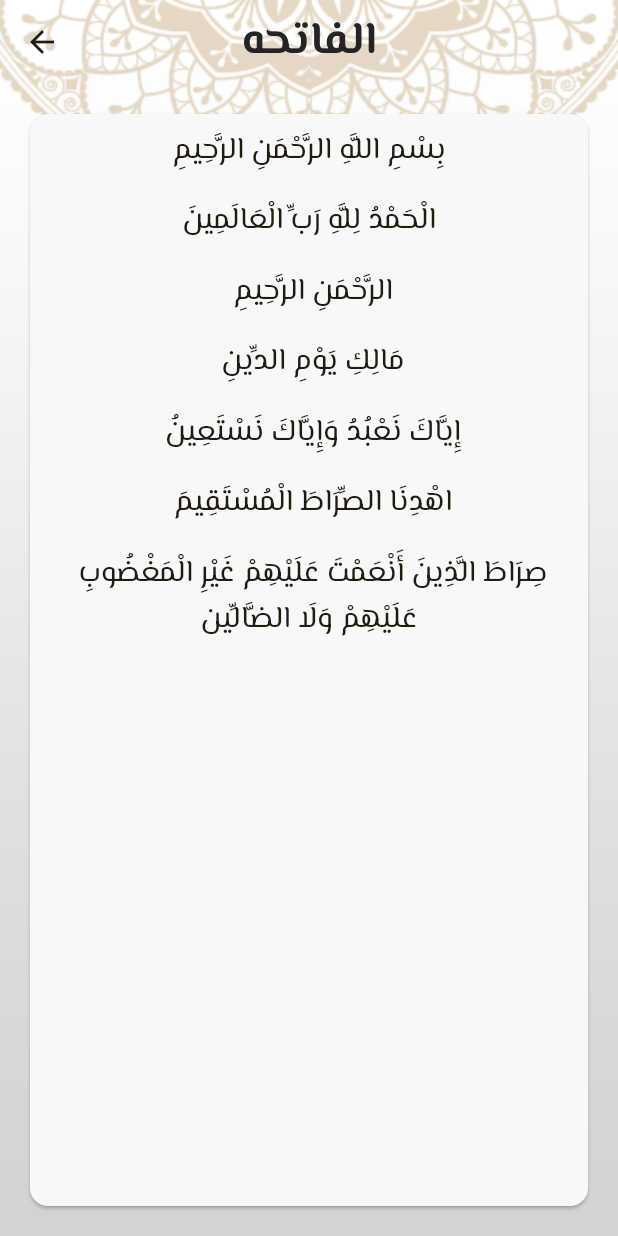
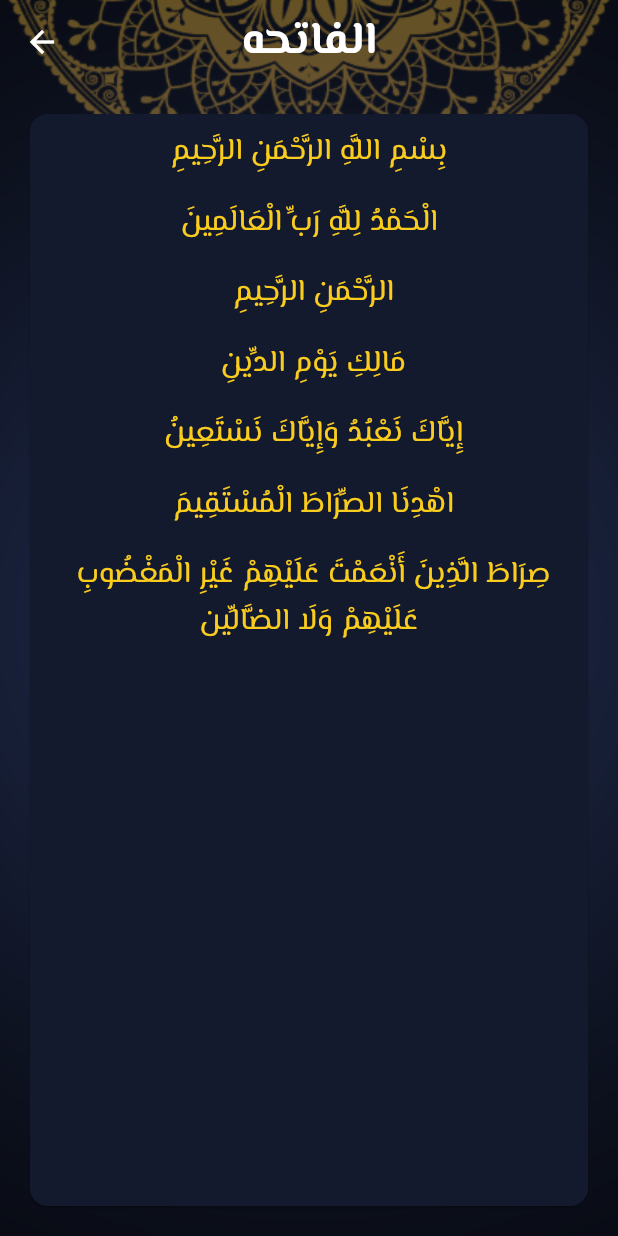
Before and after one commit to ali-fadlallah/IslamiApp, a Flutter app: the screen it shows after launch, after a tap on "الفاتحه", on a phone screen of 412 x 824 dp. Run offline on Flutter 3.47's test engine with Material 3 defaults, Android fonts, the phone set to English and light mode, and no system bars; our stand-ins replace google_fonts, vibration.

Commit message:
feat:  apply theme

```diff
--- a/lib/home_screen/HomeScreen.dart
+++ b/lib/home_screen/HomeScreen.dart
@@ -1,4 +1,5 @@
 import 'package:flutter/material.dart';
+import 'package:islami/tabs/settings_tab/Theme/MyTheme.dart';
 
 import '../tabs/hadeh_tab/HadehTab.dart';
 import '../tabs/quran_tab/QuranTab.dart';
@@ -33,7 +34,7 @@ class _HomeScreenState extends State<HomeScreen> {
       height: double.infinity,
       decoration: BoxDecoration(
         image: DecorationImage(
-          image: AssetImage('assets/images/main_bg.png'),
+          image: AssetImage(MyThemeData.getBackgroundImage()),
           fit: BoxFit.fill,
         ),
       ),
@@ -41,6 +42,7 @@ class _HomeScreenState extends State<HomeScreen> {
         appBar: AppBar(
           title: Text(
             'Islami',
+            style: Theme.of(context).textTheme.titleLarge,
           ),
         ),
         bottomNavigationBar: BottomNavigationBar(
--- a/lib/main.dart
+++ b/lib/main.dart
@@ -1,9 +1,9 @@
 import 'package:flutter/material.dart';
-import 'package:google_fonts/google_fonts.dart';
 import 'package:islami/home_screen/HomeScreen.dart';
 import 'package:islami/splash_screen/SplashScreen.dart';
 import 'package:islami/tabs/hadeh_tab/hadeh_details.dart';
 import 'package:islami/tabs/quran_tab/sura_details.dart';
+import 'package:islami/tabs/settings_tab/Theme/MyTheme.dart';
 
 void main() {
   runApp(MyApplication());
@@ -15,33 +15,9 @@ class MyApplication extends StatelessWidget {
   @override
   Widget build(BuildContext context) {
     return MaterialApp(
-      theme: ThemeData(
-        colorScheme: ColorScheme.fromSeed(
-          seedColor: Color(0xFFB7935F),
-          primary: Color(0xFFB7935F),
-          secondary: Color(0xFF242424),
-        ),
-        scaffoldBackgroundColor: Colors.transparent,
-        bottomNavigationBarTheme: BottomNavigationBarThemeData(
-          showUnselectedLabels: false,
-          backgroundColor: Color(0xFFB7935F),
-          type: BottomNavigationBarType.fixed,
-          selectedItemColor: Colors.black,
-          unselectedItemColor: Colors.white,
-        ),
-        appBarTheme: AppBarTheme(
-          backgroundColor: Colors.transparent,
-          centerTitle: true,
-          titleTextStyle: TextStyle(
-            fontFamily: GoogleFonts.elMessiri().fontFamily,
-            color: Color(0xFF242424),
-            fontSize: 30,
-            fontWeight: FontWeight.w700,
-          ),
-        ),
-        cardTheme: CardTheme(
-            color: Color(0xFFF8F8F8), surfaceTintColor: Colors.transparent),
-      ),
+      theme: MyThemeData.lightTheme,
+      darkTheme: MyThemeData.darkTheme,
+      themeMode: ThemeMode.dark,
       debugShowCheckedModeBanner: false,
       initialRoute: SplashScreen.routeName,
       routes: {
--- a/lib/splash_screen/SplashScreen.dart
+++ b/lib/splash_screen/SplashScreen.dart
@@ -1,17 +1,18 @@
 import 'package:flutter/material.dart';
 import 'package:islami/home_screen/HomeScreen.dart';
+import 'package:islami/tabs/settings_tab/Theme/MyTheme.dart';
 
 class SplashScreen extends StatelessWidget {
   static const String routeName = 'SplashScreen';
 
   @override
   Widget build(BuildContext context) {
-    Future.delayed(Duration(seconds: 2), () {
+    Future.delayed(const Duration(seconds: 2), () {
       Navigator.pushReplacementNamed(context, HomeScreen.routeName);
     });
     return Scaffold(
       body: Image.asset(
-        'assets/images/splash.png',
+        MyThemeData.getSplashImage(),
         width: double.infinity,
         height: double.infinity,
         fit: BoxFit.fill,
--- a/lib/tabs/hadeh_tab/HadehTab.dart
+++ b/lib/tabs/hadeh_tab/HadehTab.dart
@@ -21,30 +21,24 @@ class _HadehTabState extends State<HadehTab> {
       children: [
         Image.asset(
           'assets/images/hadeh_logo.png',
+          width: 250,
         ),
         Container(
           height: 3,
           margin: EdgeInsets.only(top: 10),
-          color: Color(0xFFB7935F),
+          color: Theme.of(context).colorScheme.secondary,
         ),
-        Text(
-          'Hadeh',
-          style: TextStyle(
-              fontSize: Theme.of(context).appBarTheme.titleTextStyle?.fontSize,
-              fontFamily:
-                  Theme.of(context).appBarTheme.titleTextStyle?.fontFamily),
-        ),
+        Text('Hadeh', style: Theme.of(context).textTheme.titleLarge),
         Container(
           height: 3,
-          color: Color(0xFFB7935F),
+          color: Theme.of(context).colorScheme.secondary,
         ),
         Expanded(
           child: ListView.separated(
             separatorBuilder: (context, index) {
               return Container(
                 height: 2,
-                color:
-                    Theme.of(context).bottomNavigationBarTheme.backgroundColor,
+                color: Theme.of(context).colorScheme.secondary,
                 margin: EdgeInsets.symmetric(horizontal: 50),
               );
             },
--- a/lib/tabs/hadeh_tab/HadehWidget.dart
+++ b/lib/tabs/hadeh_tab/HadehWidget.dart
@@ -23,8 +23,7 @@ class HadehWidget extends StatelessWidget {
         child: Text(
           textAlign: TextAlign.center,
           HadehName,
-          style: TextStyle(
-              color: Theme.of(context).colorScheme.secondary, fontSize: 25),
+          style: Theme.of(context).textTheme.titleSmall,
         ),
       ),
     );
--- a/lib/tabs/hadeh_tab/hadeh_details.dart
+++ b/lib/tabs/hadeh_tab/hadeh_details.dart
@@ -1,5 +1,6 @@
 import 'package:flutter/material.dart';
 import 'package:islami/tabs/hadeh_tab/HadethModel.dart';
+import 'package:islami/tabs/settings_tab/Theme/MyTheme.dart';
 
 class HadehDetails extends StatefulWidget {
   static const String routeName = 'hadeh_details';
@@ -18,7 +19,7 @@ class _HadehDetailsState extends State<HadehDetails> {
       height: double.infinity,
       decoration: BoxDecoration(
         image: DecorationImage(
-          image: AssetImage('assets/images/main_bg.png'),
+          image: AssetImage(MyThemeData.getBackgroundImage()),
           fit: BoxFit.fill,
         ),
       ),
@@ -33,11 +34,16 @@ class _HadehDetailsState extends State<HadehDetails> {
             child: Card(
               margin: EdgeInsets.all(20),
               child: Container(
-                  height: double.infinity,
-                  padding: EdgeInsets.all(20),
-                  child: SingleChildScrollView(
-                      child:
-                          Text(textAlign: TextAlign.right, '${arg.content}'))),
+                height: double.infinity,
+                padding: EdgeInsets.all(20),
+                child: SingleChildScrollView(
+                  child: Text(
+                    textAlign: TextAlign.right,
+                    '${arg.content}',
+                    style: Theme.of(context).textTheme.bodyMedium,
+                  ),
+                ),
+              ),
             ),
           ),
         ),
--- a/lib/tabs/quran_tab/QuranTab.dart
+++ b/lib/tabs/quran_tab/QuranTab.dart
@@ -131,26 +131,22 @@ class QuranTab extends StatelessWidget {
         Container(
           height: 3,
           margin: EdgeInsets.only(top: 10),
-          color: Color(0xFFB7935F),
+          color: Theme.of(context).colorScheme.secondary,
         ),
         Text(
           'Sura Name',
-          style: TextStyle(
-              fontSize: Theme.of(context).appBarTheme.titleTextStyle?.fontSize,
-              fontFamily:
-                  Theme.of(context).appBarTheme.titleTextStyle?.fontFamily),
+          style: Theme.of(context).textTheme.titleLarge,
         ),
         Container(
           height: 3,
-          color: Color(0xFFB7935F),
+          color: Theme.of(context).colorScheme.secondary,
         ),
         Expanded(
           child: ListView.separated(
             separatorBuilder: (context, index) {
               return Container(
                 height: 2,
-                color:
-                    Theme.of(context).bottomNavigationBarTheme.backgroundColor,
+                color: Theme.of(context).colorScheme.secondary,
                 margin: EdgeInsets.symmetric(horizontal: 50),
               );
             },
--- a/lib/tabs/quran_tab/suraItem.dart
+++ b/lib/tabs/quran_tab/suraItem.dart
@@ -12,7 +12,7 @@ class SuraItem extends StatelessWidget {
       child: Text(
         suraText,
         textAlign: TextAlign.center,
-        style: TextStyle(fontSize: 20),
+        style: Theme.of(context).textTheme.bodyMedium,
       ),
     );
   }
--- a/lib/tabs/quran_tab/suraWidget.dart
+++ b/lib/tabs/quran_tab/suraWidget.dart
@@ -20,8 +20,7 @@ class SuraWidget extends StatelessWidget {
         child: Text(
           textAlign: TextAlign.center,
           suraName,
-          style: TextStyle(
-              color: Theme.of(context).colorScheme.secondary, fontSize: 25),
+          style: Theme.of(context).textTheme.titleSmall,
         ),
       ),
     );
--- a/lib/tabs/quran_tab/sura_details.dart
+++ b/lib/tabs/quran_tab/sura_details.dart
@@ -2,6 +2,7 @@ import 'package:flutter/material.dart';
 import 'package:flutter/services.dart';
 import 'package:islami/tabs/quran_tab/SuraModel.dart';
 import 'package:islami/tabs/quran_tab/suraItem.dart';
+import 'package:islami/tabs/settings_tab/Theme/MyTheme.dart';
 
 class SuraDetails extends StatefulWidget {
   static const String routeName = 'sura_details';
@@ -26,7 +27,7 @@ class _SuraDetailsState extends State<SuraDetails> {
       height: double.infinity,
       decoration: BoxDecoration(
         image: DecorationImage(
-          image: AssetImage('assets/images/main_bg.png'),
+          image: AssetImage(MyThemeData.getBackgroundImage()),
           fit: BoxFit.fill,
         ),
       ),
--- a/lib/tabs/radio_tab/RadioTab.dart
+++ b/lib/tabs/radio_tab/RadioTab.dart
@@ -1,5 +1,4 @@
 import 'package:flutter/material.dart';
-import 'package:google_fonts/google_fonts.dart';
 
 class RadioTab extends StatelessWidget {
   const RadioTab({super.key});
@@ -13,10 +12,7 @@ class RadioTab extends StatelessWidget {
           Image.asset('assets/images/img_radio.png'),
           Text(
             'إذاعة القرآن الكريم',
-            style: TextStyle(
-                fontFamily: GoogleFonts.elMessiri().fontFamily,
-                fontSize: 25,
-                fontWeight: FontWeight.w400),
+            style: Theme.of(context).textTheme.titleLarge,
           ),
           SizedBox(
             height: 20,
--- a/lib/tabs/sebha_tab/SebhaTab.dart
+++ b/lib/tabs/sebha_tab/SebhaTab.dart
@@ -1,5 +1,4 @@
 import 'package:flutter/material.dart';
-import 'package:google_fonts/google_fonts.dart';
 import 'package:vibration/vibration.dart';
 
 class SebhaTab extends StatefulWidget {
@@ -66,9 +65,7 @@ class _SebhaTabState extends State<SebhaTab> {
           ),
           Text(
             'عدد التسبيحات',
-            style: TextStyle(
-                fontSize: 25, fontFamily: GoogleFonts.elMessiri().fontFamily),
-          ),
+            style: Theme.of(context).textTheme.titleLarge),
           Container(
             margin: EdgeInsets.symmetric(vertical: 10),
             decoration: BoxDecoration(
@@ -78,25 +75,20 @@ class _SebhaTabState extends State<SebhaTab> {
             padding: EdgeInsets.all(20),
             child: Text(
               '$counter',
-              style: TextStyle(
-                  fontSize: 25, fontFamily: GoogleFonts.inter().fontFamily),
+              style: Theme.of(context).textTheme.titleLarge,
             ),
           ),
           Visibility(
             visible: tasbehVisiable,
             child: Container(
               decoration: BoxDecoration(
-                color: Theme.of(context).colorScheme.primary,
+                color: Theme.of(context).colorScheme.secondary,
                 borderRadius: BorderRadius.circular(50),
               ),
               padding: EdgeInsets.symmetric(horizontal: 25, vertical: 5),
               child: Text(
                 listOfAzkar[index],
-                style: TextStyle(
-                    color: Colors.white,
-                    fontSize: 25,
-                    fontFamily: GoogleFonts.inter().fontFamily),
-              ),
+                  style: Theme.of(context).textTheme.titleLarge),
             ),
           ),
         ],
--- /dev/null
+++ b/lib/tabs/settings_tab/Theme/MyTheme.dart
@@ -0,0 +1,119 @@
+import 'package:flutter/material.dart';
+import 'package:google_fonts/google_fonts.dart';
+
+class MyThemeData {
+  static bool isDarkEnabled = true;
+
+  static const Color primaryLight = Color(0xFFB7935F);
+
+  static const Color primaryDark = Color(0xFF141A2E);
+
+  static const Color secondaryLight = Color(0xFF242424);
+
+  static const Color secondaryDark = Color(0xFFFACC1D);
+
+  static final ThemeData lightTheme = ThemeData(
+    colorScheme: ColorScheme.fromSeed(
+        seedColor: primaryLight,
+        primary: primaryLight,
+        secondary: secondaryLight),
+    scaffoldBackgroundColor: Colors.transparent,
+    bottomNavigationBarTheme: BottomNavigationBarThemeData(
+      showUnselectedLabels: false,
+      backgroundColor: primaryLight,
+      type: BottomNavigationBarType.fixed,
+      selectedItemColor: Colors.black,
+      unselectedItemColor: Colors.white,
+    ),
+    appBarTheme: AppBarTheme(
+      backgroundColor: Colors.transparent,
+      centerTitle: true,
+      iconTheme: IconThemeData(color: Colors.black),
+      titleTextStyle: TextStyle(
+        fontFamily: GoogleFonts.elMessiri().fontFamily,
+        color: Color(0xFF242424),
+        fontSize: 30,
+        fontWeight: FontWeight.w700,
+      ),
+    ),
+    cardTheme:
+        CardTheme(color: primaryLight, surfaceTintColor: Colors.transparent),
+    textTheme: TextTheme(
+      titleLarge: TextStyle(
+          fontSize: 25,
+          color: Colors.black,
+          fontWeight: FontWeight.w700,
+          fontFamily: GoogleFonts.elMessiri().fontFamily),
+      titleMedium: TextStyle(
+          fontSize: 25,
+          color: Colors.black,
+          fontWeight: FontWeight.w400,
+          fontFamily: GoogleFonts.inter().fontFamily),
+      bodyMedium: TextStyle(
+          fontSize: 20,
+          color: Colors.black,
+          fontWeight: FontWeight.w400,
+          fontFamily: GoogleFonts.inter().fontFamily),
+    ),
+  );
+
+  static final ThemeData darkTheme = ThemeData(
+    colorScheme: ColorScheme.fromSeed(
+        seedColor: primaryDark, primary: primaryDark, secondary: secondaryDark),
+    scaffoldBackgroundColor: Colors.transparent,
+    bottomNavigationBarTheme: BottomNavigationBarThemeData(
+      showUnselectedLabels: false,
+      backgroundColor: primaryDark,
+      type: BottomNavigationBarType.fixed,
+      selectedItemColor: secondaryDark,
+      unselectedItemColor: Colors.white,
+    ),
+    appBarTheme: AppBarTheme(
+      backgroundColor: Colors.transparent,
+      centerTitle: true,
+      iconTheme: IconThemeData(color: Colors.white),
+      titleTextStyle: TextStyle(
+        fontFamily: GoogleFonts.elMessiri().fontFamily,
+        color: Colors.white,
+        fontSize: 30,
+        fontWeight: FontWeight.w700,
+      ),
+    ),
+    cardTheme:
+        CardTheme(color: primaryDark, surfaceTintColor: Colors.transparent),
+    textTheme: TextTheme(
+      titleLarge: TextStyle(
+          fontSize: 25,
+          color: Colors.white,
+          fontWeight: FontWeight.w700,
+          fontFamily: GoogleFonts.elMessiri().fontFamily),
+      titleMedium: TextStyle(
+          fontSize: 25,
+          color: Colors.white,
+          fontWeight: FontWeight.w400,
+          fontFamily: GoogleFonts.inter().fontFamily),
+      titleSmall: TextStyle(
+          fontSize: 20,
+          color: Colors.white,
+          fontWeight: FontWeight.w400,
+          fontFamily: GoogleFonts.inter().fontFamily),
+      bodyMedium: TextStyle(
+          fontSize: 20,
+          color: secondaryDark,
+          fontWeight: FontWeight.w400,
+          fontFamily: GoogleFonts.inter().fontFamily),
+    ),
+  );
+
+  static String getBackgroundImage() {
+    return MyThemeData.isDarkEnabled
+        ? 'assets/images/main_background_dark.jpg'
+        : 'assets/images/main_bg.png';
+  }
+
+  static String getSplashImage() {
+    return MyThemeData.isDarkEnabled
+        ? 'assets/images/splash_dark.jpg'
+        : 'assets/images/splash.png';
+  }
+}
```
Also changed, not shown: assets/images/main_background_dark.jpg (added), assets/images/splash_dark.jpg (added), 1 other file.
